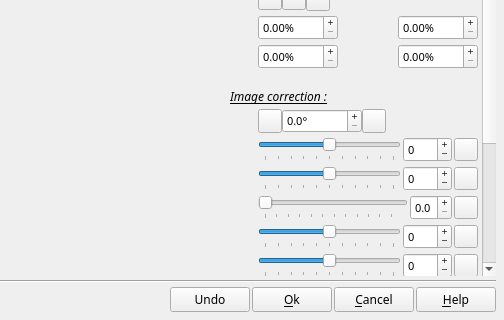
Qt form src/ffDiaporama/DlgImage/DlgImageCorrection.ui (boenki/ffdiaporama) before a commit; both pictures show x 96 to 600 and y 130 to 450 of the 600 by 450 pixel window.
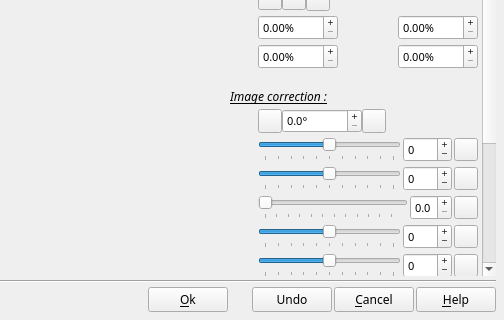
The same form after that commit. Icons and pictures are not drawn. Custom widgets are drawn as their Qt base class.

Commit message: French version / Correction de bug : -Fixe le plantage quand on fait un click droit dans la table des blocs de la boite diapositive et que celle ci est vide -Fixe le plantage quand on fait un double click sur la timeline dans la fenetre principale et que le projet est vide -Rend de nouveau actif le bouton des styles pour les fonds de bloc de texte dans la boite texte -Met à jours l'affichage de la durée ajoutée quand on sort de la boite d'édition vidéo dans la boite slide -Corrige la valeur maximum pour la durée de la vidéo pour le champ position de fin dans la boite vidéo

The edit to the form file:
```diff
--- a/src/ffDiaporama/DlgImage/DlgImageCorrection.ui
+++ b/src/ffDiaporama/DlgImage/DlgImageCorrection.ui
@@ -1864,6 +1864,45 @@
        </property>
       </spacer>
      </item>
+     <item>
+      <widget class="QPushButton" name="OKBT">
+       <property name="toolTip">
+        <string>Accept modification and exit dialog box</string>
+       </property>
+       <property name="text">
+        <string>&amp;Ok</string>
+       </property>
+       <property name="icon">
+        <iconset resource="../../../RSCffDiaporama.qrc">
+         <normaloff>:/img/action_ok.png</normaloff>:/img/action_ok.png</iconset>
+       </property>
+      </widget>
+     </item>
+     <item>
+      <widget class="QLabel" name="label_9">
+       <property name="sizePolicy">
+        <sizepolicy hsizetype="Fixed" vsizetype="Preferred">
+         <horstretch>0</horstretch>
+         <verstretch>0</verstretch>
+        </sizepolicy>
+       </property>
+       <property name="minimumSize">
+        <size>
+         <width>20</width>
+         <height>0</height>
+        </size>
+       </property>
+       <property name="maximumSize">
+        <size>
+         <width>20</width>
+         <height>16777215</height>
+        </size>
+       </property>
+       <property name="text">
+        <string notr="true"/>
+       </property>
+      </widget>
+     </item>
      <item>
       <widget class="QPushButton" name="UndoBT">
        <property name="toolTip">
@@ -1881,20 +1920,6 @@
        </property>
       </widget>
      </item>
-     <item>
-      <widget class="QPushButton" name="OKBT">
-       <property name="toolTip">
-        <string>Accept modification and exit dialog box</string>
-       </property>
-       <property name="text">
-        <string>&amp;Ok</string>
-       </property>
-       <property name="icon">
-        <iconset resource="../../../RSCffDiaporama.qrc">
-         <normaloff>:/img/action_ok.png</normaloff>:/img/action_ok.png</iconset>
-       </property>
-      </widget>
-     </item>
      <item>
       <widget class="QPushButton" name="CancelBt">
        <property name="toolTip">
```
Left out of the diff: 1 changed line with no effect on the pictures. The commit also changes 40 other files.
